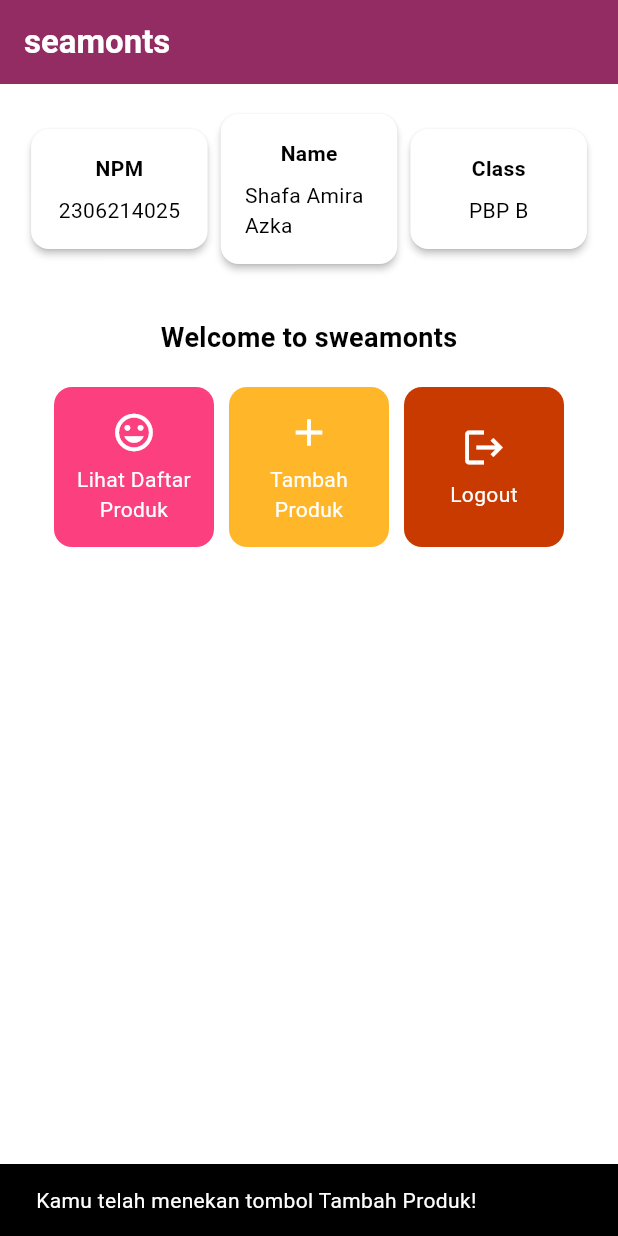
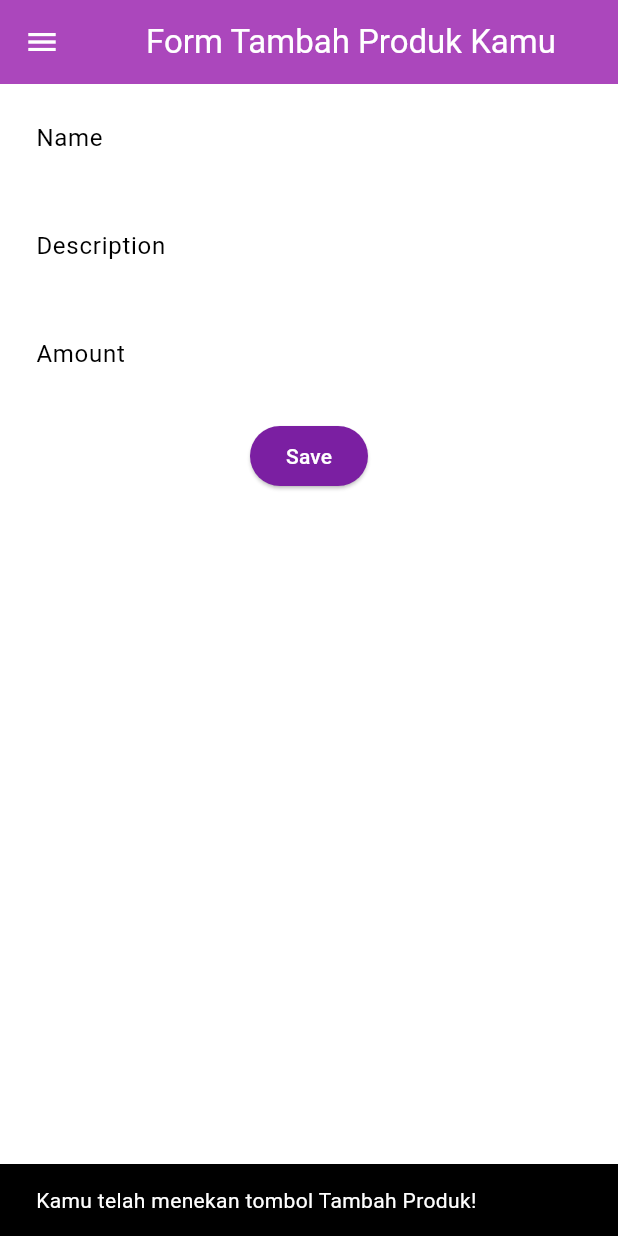
Before and after one commit to shafamirazka/sweamonts-mobile, a Flutter app: the screen it shows after launch, after a tap on "Tambah Produk", on a phone screen of 412 x 824 dp. Run offline on Flutter 3.47's test engine with Material 3 defaults, Android fonts, the phone set to English and light mode, and no system bars.

Commit message:
Progress Tugas 8.1

```diff
--- a/lib/main.dart
+++ b/lib/main.dart
@@ -1,5 +1,5 @@
 import 'package:flutter/material.dart';
-import 'package:sweamonts/menu.dart';
+import 'package:sweamonts/screens/menu.dart';
 
 void main() {
   runApp(const MyApp());
--- a/lib/menu.dart
+++ b/lib/screens/menu.dart
@@ -1,4 +1,7 @@
 import 'package:flutter/material.dart';
+import 'package:sweamonts/widgets/left_drawer.dart';
+import 'package:sweamonts/screens/productentry_form.dart';
+import 'package:sweamonts/widgets/product_card.dart';
 
 class MyHomePage extends StatelessWidget {
   final String npm = '2306214025'; // NPM
@@ -7,9 +10,9 @@
   MyHomePage({super.key});
 
   final List<ItemHomepage> items = [
-    ItemHomepage("Lihat Daftar Produk", Icons.mood, Color(0xFFFB3F7F)),
-    ItemHomepage("Tambah Produk", Icons.add, Color(0xFFFFB629)),
-    ItemHomepage("Logout", Icons.logout, Color(0xFFC83A00)),
+    ItemHomepage("Lihat Daftar Produk", Icons.mood, const Color(0xFFF3E5F5)),
+    ItemHomepage("Tambah Produk", Icons.add, const Color(0xFFF3E5F5)),
+    ItemHomepage("Logout", Icons.logout, const Color(0xFFF3E5F5)),
   ];
 
   @override
@@ -20,15 +23,17 @@
       appBar: AppBar(
         // Judul aplikasi "sweamonts" dengan teks putih dan tebal.
         title: const Text(
-          'seamonts',
+          'sweamonts',
           style: TextStyle(
             color: Colors.white,
             fontWeight: FontWeight.bold,
           ),
         ),
         // Warna latar belakang AppBar diambil dari skema warna tema aplikasi.
-        backgroundColor: Color(0xFF942C64),
+        backgroundColor: const Color(0xFFAB47BC),
+        iconTheme: const IconThemeData(color: Colors.white),
       ),
+      drawer: const LeftDrawer(),
       // Body halaman dengan padding di sekelilingnya.
       body: Padding(
         padding: const EdgeInsets.all(16.0),
@@ -125,63 +130,3 @@
     );
   }
 }
-
-class ItemHomepage {
-  final String name;
-  final IconData icon;
-  final Color color;
-
-  ItemHomepage(this.name, this.icon, this.color);
-}
-
-class ItemCard extends StatelessWidget {
-  // Menampilkan kartu dengan ikon dan nama.
-
-  final ItemHomepage item;
-
-  const ItemCard(this.item, {super.key});
-
-  @override
-  Widget build(BuildContext context) {
-    return Material(
-      // Menentukan warna latar belakang dari tema aplikasi.
-      color: item.color,
-      // Membuat sudut kartu melengkung.
-      borderRadius: BorderRadius.circular(12),
-
-      child: InkWell(
-        // Aksi ketika kartu ditekan.
-        onTap: () {
-          // Menampilkan pesan SnackBar saat kartu ditekan.
-          ScaffoldMessenger.of(context)
-            ..hideCurrentSnackBar()
-            ..showSnackBar(SnackBar(
-                content: Text("Kamu telah menekan tombol ${item.name}!")));
-        },
-        // Container untuk menyimpan Icon dan Text
-        child: Container(
-          padding: const EdgeInsets.all(8),
-          child: Center(
-            child: Column(
-              // Menyusun ikon dan teks di tengah kartu.
-              mainAxisAlignment: MainAxisAlignment.center,
-              children: [
-                Icon(
-                  item.icon,
-                  color: Colors.white,
-                  size: 30.0,
-                ),
-                const Padding(padding: EdgeInsets.all(3)),
-                Text(
-                  item.name,
-                  textAlign: TextAlign.center,
-                  style: const TextStyle(color: Colors.white),
-                ),
-              ],
-            ),
-          ),
-        ),
-      ),
-    );
-  }
-}
--- /dev/null
+++ b/lib/screens/productentry_form.dart
@@ -0,0 +1,162 @@
+import 'package:flutter/material.dart';
+import 'package:sweamonts/widgets/left_drawer.dart';
+
+class ProductEntryFormPage extends StatefulWidget {
+  const ProductEntryFormPage({super.key});
+
+  @override
+  State<ProductEntryFormPage> createState() => _ProductEntryFormPageState();
+}
+
+class _ProductEntryFormPageState extends State<ProductEntryFormPage> {
+  final _formKey = GlobalKey<FormState>();
+  String _name = "";
+  int _amount = 0;
+  String _description = "";
+
+  @override
+  Widget build(BuildContext context) {
+    return Scaffold(
+      appBar: AppBar(
+        title: const Center(
+          child: Text(
+            'Form Tambah Produk Kamu',
+          ),
+        ),
+        backgroundColor: const Color(0xFFAB47BC),
+        foregroundColor: Colors.white,
+      ),
+      drawer: const LeftDrawer(),
+      body: Form(
+        key: _formKey,
+        child: SingleChildScrollView(
+          child: Column(
+            crossAxisAlignment: CrossAxisAlignment.start,
+            children: [
+              Padding(
+                padding: const EdgeInsets.all(8.0),
+                child: TextFormField(
+                  decoration: InputDecoration(
+                    hintText: "Name",
+                    labelText: "Name",
+                    border: OutlineInputBorder(
+                      borderRadius: BorderRadius.circular(5.0),
+                    ),
+                  ),
+                  onChanged: (String? value) {
+                    setState(() {
+                      _name = value!;
+                    });
+                  },
+                  validator: (String? value) {
+                    if (value == null || value.isEmpty) {
+                      return "Produk tidak boleh kosong!";
+                    }
+                    return null;
+                  },
+                ),
+              ),
+              Padding(
+                padding: const EdgeInsets.all(8.0),
+                child: TextFormField(
+                  decoration: InputDecoration(
+                    hintText: "Description",
+                    labelText: "Description",
+                    border: OutlineInputBorder(
+                      borderRadius: BorderRadius.circular(5.0),
+                    ),
+                  ),
+                  onChanged: (String? value) {
+                    setState(() {
+                      _description = value!;
+                    });
+                  },
+                  validator: (String? value) {
+                    if (value == null || value.isEmpty) {
+                      return "Description tidak boleh kosong!";
+                    }
+                    return null;
+                  },
+                ),
+              ),
+              Padding(
+                padding: const EdgeInsets.all(8.0),
+                child: TextFormField(
+                  decoration: InputDecoration(
+                    hintText: "Amount",
+                    labelText: "Amount",
+                    border: OutlineInputBorder(
+                      borderRadius: BorderRadius.circular(5.0),
+                    ),
+                  ),
+                  onChanged: (String? value) {
+                    setState(() {
+                      _amount = int.tryParse(value!) ?? 0;
+                    });
+                  },
+                  validator: (String? value) {
+                    if (value == null || value.isEmpty) {
+                      return "Amount tidak boleh kosong!";
+                    }
+                    if (int.tryParse(value) == null) {
+                      return "Amount harus berupa angka!";
+                    }
+                    return null;
+                  },
+                ),
+              ),
+              Align(
+                alignment: Alignment.bottomCenter,
+                child: Padding(
+                  padding: const EdgeInsets.all(8.0),
+                  child: ElevatedButton(
+                    style: ButtonStyle(
+                      backgroundColor:
+                          WidgetStateProperty.all(const Color(0xFF7B1FA2)),
+                    ),
+                    onPressed: () {
+                      if (_formKey.currentState!.validate()) {
+                        showDialog(
+                          context: context,
+                          builder: (context) {
+                            return AlertDialog(
+                              title: const Text('Produk berhasil tersimpan'),
+                              content: SingleChildScrollView(
+                                child: Column(
+                                  crossAxisAlignment: CrossAxisAlignment.start,
+                                  children: [
+                                    Text('Name: $_name'),
+                                    Text(
+                                        'Description: $_description'), // Tambahkan ini
+                                    Text('Amount: $_amount'),
+                                  ],
+                                ),
+                              ),
+                              actions: [
+                                TextButton(
+                                  child: const Text('OK'),
+                                  onPressed: () {
+                                    Navigator.pop(context);
+                                    _formKey.currentState!.reset();
+                                  },
+                                ),
+                              ],
+                            );
+                          },
+                        );
+                      }
+                    },
+                    child: const Text(
+                      "Save",
+                      style: TextStyle(color: Colors.white),
+                    ),
+                  ),
+                ),
+              ),
+            ],
+          ),
+        ),
+      ),
+    );
+  }
+}
--- /dev/null
+++ b/lib/widgets/left_drawer.dart
@@ -0,0 +1,69 @@
+import 'package:flutter/material.dart';
+import 'package:sweamonts/screens/menu.dart';
+import 'package:sweamonts/screens/productentry_form.dart';
+
+class LeftDrawer extends StatelessWidget {
+  const LeftDrawer({super.key});
+
+  @override
+  Widget build(BuildContext context) {
+    return Drawer(
+      child: ListView(
+        children: [
+          DrawerHeader(
+            decoration: BoxDecoration(
+              color: const Color(0xFFAB47BC),
+            ),
+            child: const Column(
+              children: [
+                Text(
+                  'Sweamonts',
+                  textAlign: TextAlign.center,
+                  style: TextStyle(
+                    fontSize: 24,
+                    fontWeight: FontWeight.bold,
+                    color: Colors.white,
+                  ),
+                ),
+                Padding(padding: EdgeInsets.all(8)),
+                Text(
+                  "Ayo upload produkmu di sini!",
+                  textAlign: TextAlign.center, // Align text to the center
+                  style: TextStyle(
+                    fontSize: 15, // Set font size to 15
+                    color: Colors.white, // Set text color to white
+                    fontWeight: FontWeight.normal, // Set font weight to normal
+                  ),
+                ),
+              ],
+            ),
+          ),
+          ListTile(
+            leading: const Icon(Icons.home_outlined),
+            title: const Text('Halaman Utama'),
+            // Bagian redirection ke MyHomePage
+            onTap: () {
+              Navigator.pushReplacement(
+                  context,
+                  MaterialPageRoute(
+                    builder: (context) => MyHomePage(),
+                  ));
+            },
+          ),
+          ListTile(
+            leading: const Icon(Icons.mood),
+            title: const Text('Tambah Produk'),
+            // Bagian redirection ke MoodEntryFormPage
+            onTap: () {
+              Navigator.pushReplacement(
+                  context,
+                  MaterialPageRoute(
+                    builder: (context) => ProductEntryFormPage(),
+                  ));
+            },
+          ),
+        ],
+      ),
+    );
+  }
+}
--- /dev/null
+++ b/lib/widgets/product_card.dart
@@ -0,0 +1,74 @@
+import 'package:flutter/material.dart';
+import 'package:sweamonts/widgets/left_drawer.dart';
+import 'package:sweamonts/screens/productentry_form.dart';
+
+class ItemHomepage {
+  final String name;
+  final IconData icon;
+  final Color color;
+
+  ItemHomepage(this.name, this.icon, this.color);
+}
+
+class ItemCard extends StatelessWidget {
+  // Menampilkan kartu dengan ikon dan nama.
+
+  final ItemHomepage item;
+
+  const ItemCard(this.item, {super.key});
+
+  @override
+  Widget build(BuildContext context) {
+    return Material(
+      // Menentukan warnaka latar belakang dari tema aplikasi.
+      color: item.color,
+      // Membuat sudut kartu melengkung.
+      borderRadius: BorderRadius.circular(12),
+
+      child: InkWell(
+        // Aksi ketika kartu ditekan.
+        onTap: () {
+          // Menampilkan pesan SnackBar saat kartu ditekan.
+          ScaffoldMessenger.of(context)
+            ..hideCurrentSnackBar()
+            ..showSnackBar(SnackBar(
+                content: Text("Kamu telah menekan tombol ${item.name}!")));
+          // Navigate ke route yang sesuai (tergantung jenis tombol)
+          if (item.name == "Tambah Produk") {
+            // Navigasi ke ProductEntryFormPage saat "Tambah Produk" ditekan.
+            Navigator.push(
+              context,
+              MaterialPageRoute(
+                builder: (context) =>
+                    ProductEntryFormPage(), // Halaman yang ingin dituju
+              ),
+            );
+          }
+        },
+        // Container untuk menyimpan Icon dan Text
+        child: Container(
+          padding: const EdgeInsets.all(8),
+          child: Center(
+            child: Column(
+              // Menyusun ikon dan teks di tengah kartu.
+              mainAxisAlignment: MainAxisAlignment.center,
+              children: [
+                Icon(
+                  item.icon,
+                  color: const Color(0XFF7B1FA2),
+                  size: 30.0,
+                ),
+                const Padding(padding: EdgeInsets.all(3)),
+                Text(
+                  item.name,
+                  textAlign: TextAlign.center,
+                  style: const TextStyle(color: const Color(0XFF7B1FA2)),
+                ),
+              ],
+            ),
+          ),
+        ),
+      ),
+    );
+  }
+}
```
